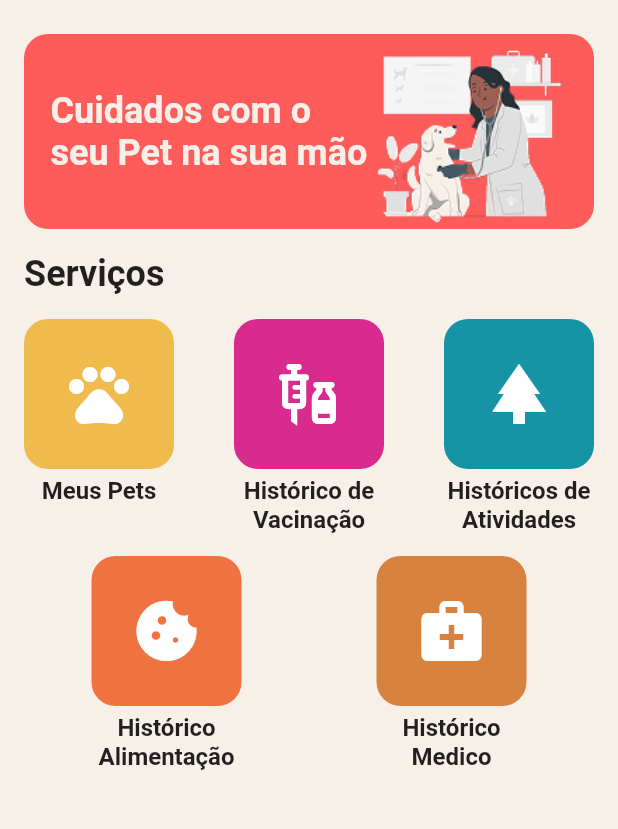
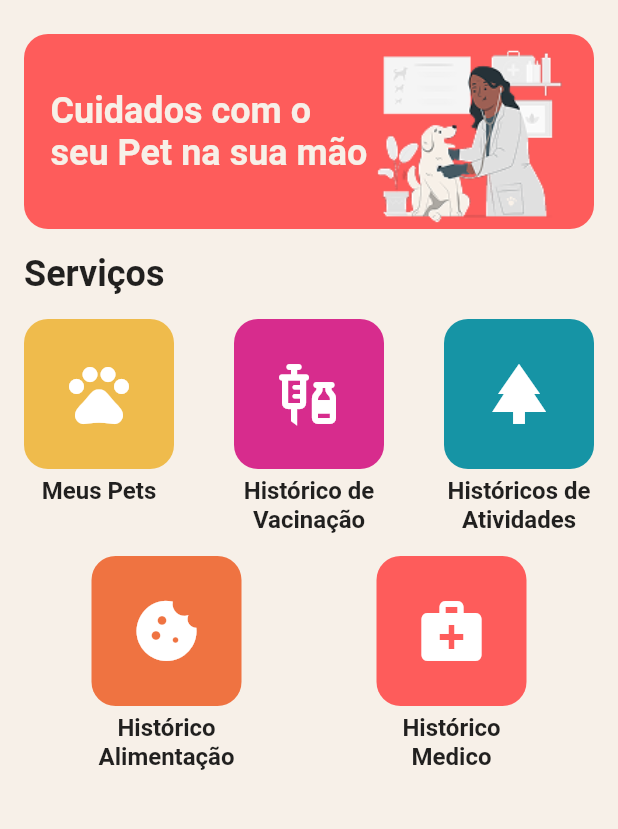
Before and after one commit to gbramoura/petcare, a Flutter app: the screen it shows after launch, on a phone screen of 412 x 824 dp, the part 74-903 px from its top. Run offline on Flutter 3.47's test engine with Material 3 defaults, Android fonts, the phone set to English and light mode, and no system bars; Roboto replaces fonts that are missing (SF Pro Text).

Commit message:
Fixed Home Page Button Color

```diff
--- a/lib/pages/home_page.dart
+++ b/lib/pages/home_page.dart
@@ -130,7 +130,7 @@ class HomePage extends StatelessWidget {
                 },
               ),
               DashboardButton(
-                backgroundColor: PetCareTheme.orange_500,
+                backgroundColor: PetCareTheme.pink_300,
                 label: 'Histórico Medico',
                 icon: Icons.medical_services,
                 onPressed: () => {
```
